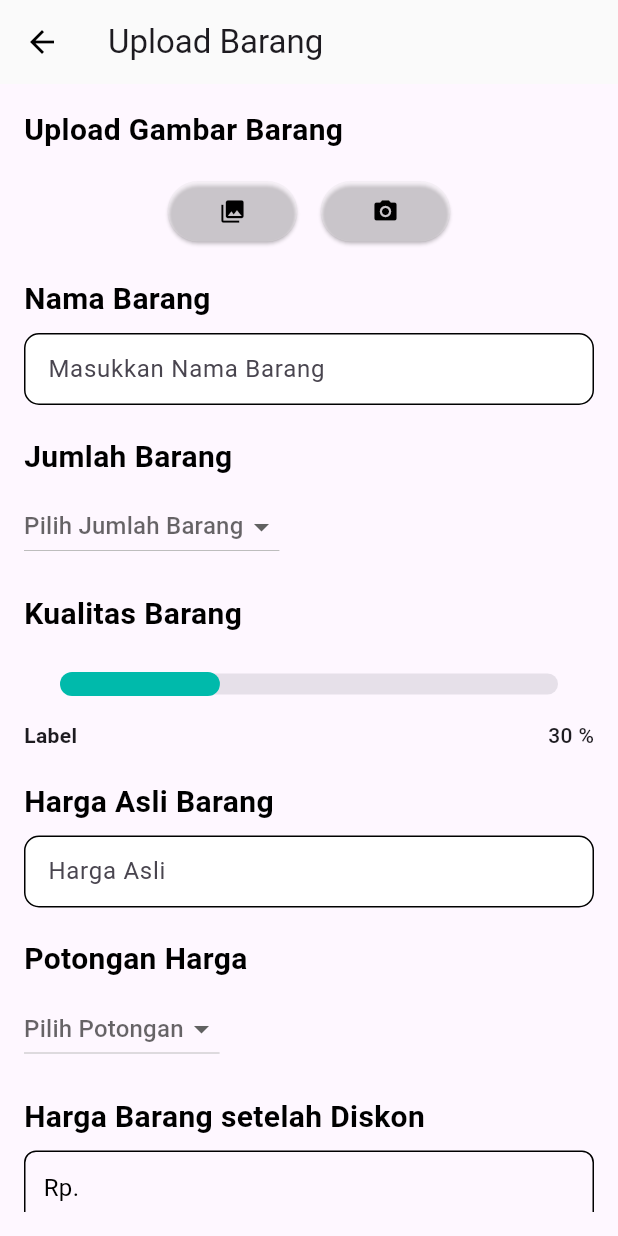
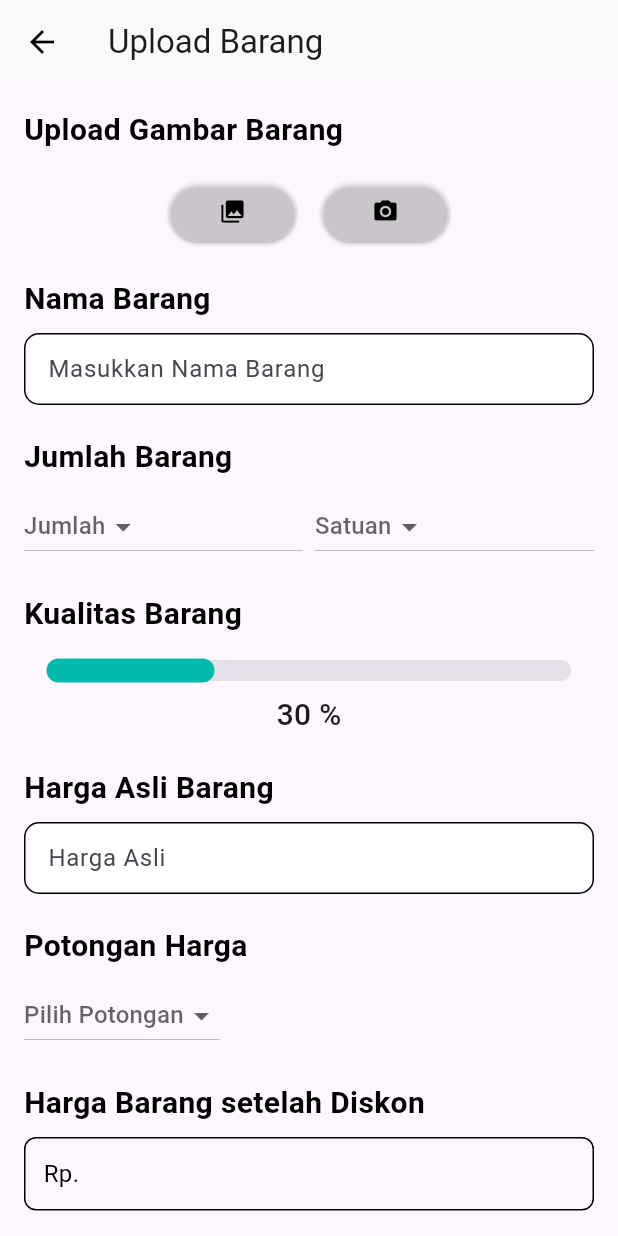
Before and after one commit to angelica1412/ecobites, a Flutter app: the UploadBarang screen opened directly, on a phone screen of 412 x 824 dp. Run offline on Flutter 3.47's test engine with Material 3 defaults, Android fonts, the phone set to English and light mode, and no system bars; our stand-ins replace cloud_firestore, firebase_auth, firebase_core, google_fonts, image_picker; accounts and stored records are empty.

Commit message:
buat file widget slider, dan tambah const di profile

```diff
--- a/lib/UploadBarang.dart
+++ b/lib/UploadBarang.dart
@@ -1,7 +1,7 @@
 import 'dart:io';
 
 import 'package:ecobites/Widgets/customTextfield.dart';
-import 'package:ecobites/tau.dart';
+import 'package:ecobites/Widgets/SliderWithLabel.dart';
 import 'package:flutter/material.dart';
 import 'package:image_picker/image_picker.dart';
 
@@ -25,6 +25,9 @@ class _UploadBarangState extends State<UploadBarang> {
     'Daur Ulang',
     'Bahan Daur Ulang',
   ];
+
+  String? _selectedUnit;
+  final List<String> _unitOptions = ['Kg', 'g'];
 
   final _hargaAsliController = TextEditingController();
   final _hargaDiskonController = TextEditingController();
@@ -137,8 +140,11 @@ class _UploadBarangState extends State<UploadBarang> {
                     color: Color(0xFF000000)),
               ),
               const SizedBox(height: 8),
-              DropdownButton<String>(
-                hint: const Text('Pilih Jumlah Barang'),
+              Row(
+                children: [
+                  Expanded(
+                    child: DropdownButton<String>(
+                      hint: const Text('Jumlah'),
                       value: _selectedQuantity,
                       onChanged: (String? newValue) {
                         setState(() {
@@ -152,6 +158,28 @@ class _UploadBarangState extends State<UploadBarang> {
                         );
                       }).toList(),
                     ),
+                  ),
+                  const SizedBox(width: 8),
+                  Expanded(
+                    child: DropdownButton<String>(
+                      hint: const Text('Satuan'),
+                      value: _selectedUnit,
+                      onChanged: (String? newValue) {
+                        setState(() {
+                          _selectedUnit = newValue;
+                        });
+                      },
+                      items: _unitOptions.map((unit) {
+                        return DropdownMenuItem(
+                          value: unit,
+                          child: Text(unit),
+                        );
+                      }).toList(),
+                    ),
+                  ),
+                ],
+              ),
+
               const SizedBox(height: 20),
               // Kualitas Barang
               const Text(
@@ -289,6 +317,7 @@ class _UploadBarangState extends State<UploadBarang> {
                       // Check if all fields are filled
                       if (_imageFile == null ||
                           _namaBarang.text.isEmpty ||
+                          _selectedUnit == null ||
                           _selectedQuantity == null ||
                           _selectedCategory == null ||
                           _hargaAsliController.text.isEmpty ||
@@ -320,6 +349,7 @@ class _UploadBarangState extends State<UploadBarang> {
                           _imageFile = null;
                           _selectedQuantity = null;
                           _selectedCategory = null;
+                          _selectedUnit = null;
                           _hargaAsliController.clear();
                           _hargaDiskonController.clear();
                           _namaBarang.clear();
--- a/lib/tau.dart
+++ b/lib/Widgets/SliderWithLabel.dart
@@ -1,7 +1,7 @@
 import 'package:flutter/material.dart';
 
 class SliderWithLabel extends StatefulWidget {
-  const SliderWithLabel({super.key});
+  const SliderWithLabel({Key? key}) : super(key: key);
 
   @override
   State<SliderWithLabel> createState() => _SliderWithLabelState();
@@ -9,6 +9,7 @@ class SliderWithLabel extends StatefulWidget {
 
 class _SliderWithLabelState extends State<SliderWithLabel> {
   double _currentValue = 30;
+
   @override
   Widget build(BuildContext context) {
     return Column(
@@ -16,10 +17,13 @@ class _SliderWithLabelState extends State<SliderWithLabel> {
       children: [
         SliderTheme(
           data: SliderTheme.of(context).copyWith(
-              trackHeight: 14,
-              activeTrackColor: const Color(0xFF00BAAB),
-              thumbColor: Colors.transparent,
-              thumbShape: const RoundSliderThumbShape(enabledThumbRadius: 0.0)),
+            trackHeight: 14,
+            activeTrackColor: const Color(0xFF00BAAB),
+            thumbColor: Colors.transparent,
+            thumbShape: const RoundSliderThumbShape(enabledThumbRadius: 0.0),
+            overlayShape: RoundSliderOverlayShape(overlayRadius: 15), // Atur bentuk overlay
+            overlayColor: Color.fromARGB(255, 0, 62, 57), // Atur warna overlay
+          ),
           child: Slider(
             min: 0,
             max: 100,
@@ -33,9 +37,9 @@ class _SliderWithLabelState extends State<SliderWithLabel> {
         ),
         Row(
           children: [
-            const Text('Label',style: TextStyle(fontWeight: FontWeight.bold)),
             const Spacer(),
-            Text('${_currentValue.toInt()} %',style: const TextStyle(fontWeight: FontWeight.w500))
+            Text('${_currentValue.toInt()} %', style: const TextStyle(fontWeight: FontWeight.w500, fontSize: 20)),
+            const Spacer(),
           ],
         )
       ],
--- a/lib/main.dart
+++ b/lib/main.dart
@@ -1,4 +1,6 @@
 import 'dart:async';
+import 'package:ecobites/UploadBarang.dart';
+import 'package:ecobites/detailproduk.dart';
 import 'package:firebase_core/firebase_core.dart';
 import 'package:flutter/material.dart';
 import 'onboardingscreen.dart';
@@ -18,9 +20,9 @@ class MyApp extends StatelessWidget {
   Widget build(BuildContext context) {
     return MaterialApp(
       home: const SplashScreen(),
-      routes: {
-        '/onboardingscreen': (context) => const OnBoardingScreen(),
-      },
+      // routes: {
+      //   '/onboardingscreen': (context) => const OnBoardingScreen(),
+      // },
     );
   }
 }
```
Lines whose indentation alone changed are shown as unchanged.
